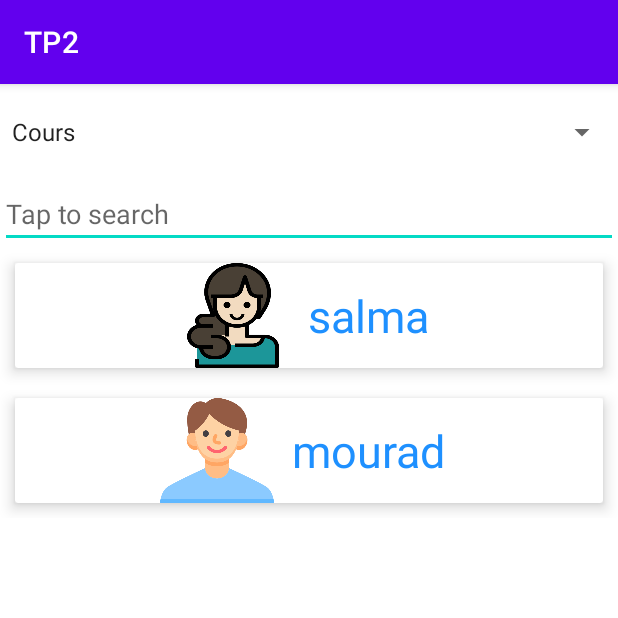
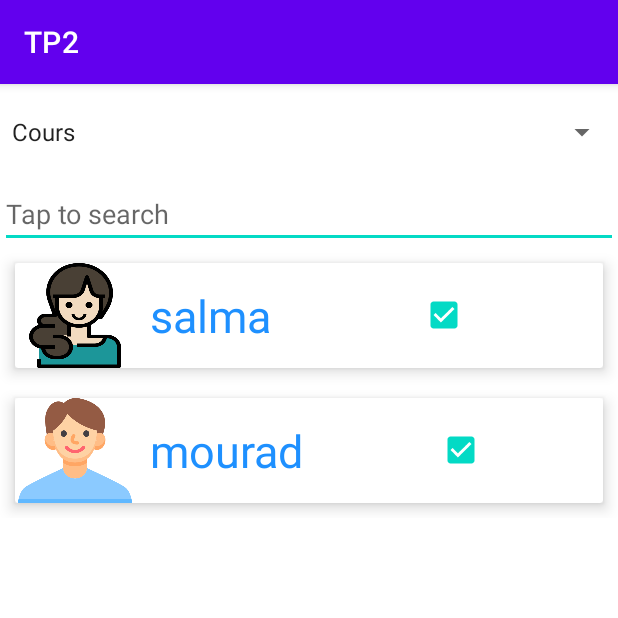
Before and after one commit to yahyaouisalma82/TP2, an Android app: the screen it shows after launch (MainActivity), on a phone screen of 412 x 824 dp, the top half of it. Run offline under Robolectric (Android 15) with nearby library versions, the phone set to English and light mode, and no system bars.

Commit message:
checkbox layout

```diff
--- a/app/src/main/java/com/example/tp2/Student.kt
+++ b/app/src/main/java/com/example/tp2/Student.kt
@@ -1,5 +1,5 @@
 package com.example.tp2
 
-class Student(var nom: String ="",var prenom:String="",var genre:String?="") {
+class Student(var nom: String ="",var prenom:String="",var genre:String?="",var etat:Boolean=true) {
 
 }
--- a/app/src/main/java/com/example/tp2/StudentListAdapter.kt
+++ b/app/src/main/java/com/example/tp2/StudentListAdapter.kt
@@ -4,10 +4,7 @@ package com.example.tp2
 import android.view.LayoutInflater
 import android.view.View
 import android.view.ViewGroup
-import android.widget.Filter
-import android.widget.Filterable
-import android.widget.ImageView
-import android.widget.TextView
+import android.widget.*
 import androidx.recyclerview.widget.RecyclerView
 import java.util.*
 import kotlin.collections.ArrayList
@@ -23,12 +20,14 @@ class StudentListAdapter(private val data: ArrayList<Student>) :
         val  textViewnom:TextView
         val  textViewprenom:TextView
         val imageView : ImageView
+        val checkBox : CheckBox
 
 
         init {
             textViewnom=itemView.findViewById((R.id.textViewnom))
             textViewprenom=itemView.findViewById((R.id.textViewnom))
             imageView=itemView.findViewById(R.id.imageViewFlag)
+            checkBox=itemView.findViewById(R.id.checkBox)
         }
     }
 
@@ -41,6 +40,7 @@ class StudentListAdapter(private val data: ArrayList<Student>) :
     override fun onBindViewHolder(holder: ViewHolder, position: Int) {
         holder.textViewnom.text=data[position].nom
         holder.textViewprenom.text=data[position].prenom
+        holder.checkBox.isChecked=data[position].etat
         if(data[position].genre == "man")
             holder.imageView.setImageResource(R.drawable.man)
         else
--- a/app/src/main/res/layout/student_item.xml
+++ b/app/src/main/res/layout/student_item.xml
@@ -2,14 +2,13 @@
 <androidx.cardview.widget.CardView
     xmlns:android="http://schemas.android.com/apk/res/android"
     xmlns:app="http://schemas.android.com/apk/res-auto"
+    xmlns:tools="http://schemas.android.com/tools"
     android:layout_width="match_parent"
     android:layout_height="wrap_content"
     android:layout_margin="10dp"
     app:cardElevation="6dp">
 
-<LinearLayout xmlns:android="http://schemas.android.com/apk/res/android"
-    xmlns:app="http://schemas.android.com/apk/res-auto"
-    xmlns:tools="http://schemas.android.com/tools"
+<LinearLayout
     android:layout_width="match_parent"
     android:layout_height="match_parent"
     android:orientation="horizontal"
@@ -50,6 +49,12 @@
         android:textColor="#1E90FF"
         android:textSize="30dp" />
 
+    <CheckBox
+        android:id="@+id/checkBox"
+        android:layout_width="wrap_content"
+        android:layout_height="wrap_content"
+        android:layout_weight="1"/>
+
 
 </LinearLayout>
 
```
